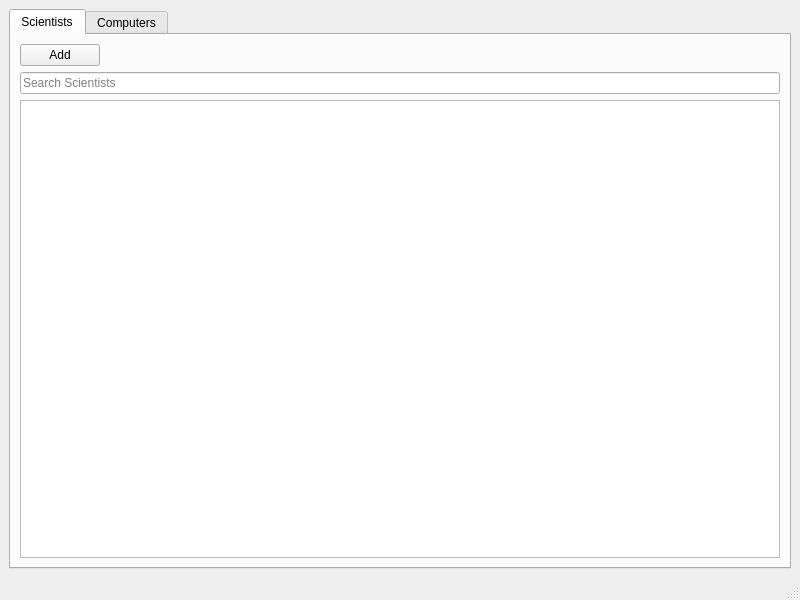
This is src/ui/mainwindow.ui in TheFightingMongeese/Vika3 as Qt 5 draws it before an edit. The edited form follows.
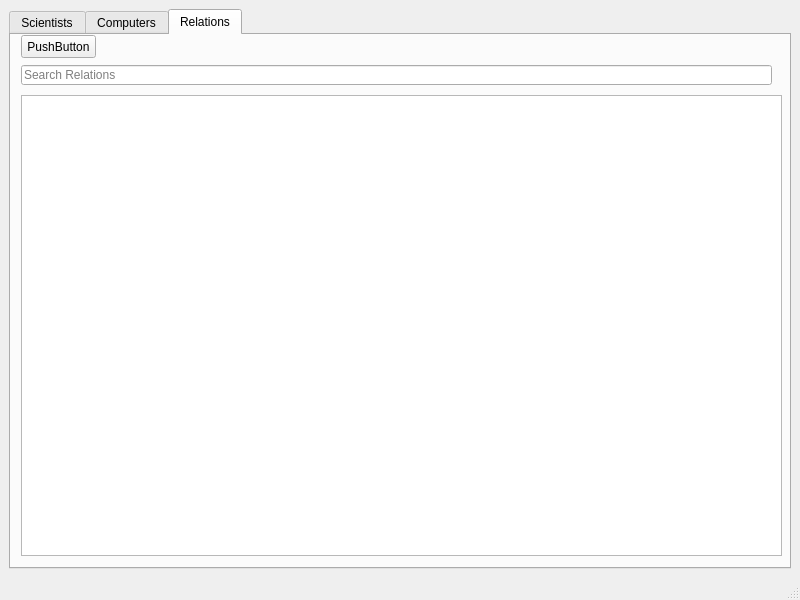
This is the edited form.

```diff
--- a/src/ui/mainwindow.ui
+++ b/src/ui/mainwindow.ui
@@ -18,7 +18,7 @@
     <item>
      <widget class="QTabWidget" name="Tabs">
       <property name="currentIndex">
-       <number>0</number>
+       <number>2</number>
       </property>
       <widget class="QWidget" name="TabScientist">
        <attribute name="title">
@@ -122,6 +122,47 @@
         </item>
        </layout>
       </widget>
+      <widget class="QWidget" name="tab">
+       <attribute name="title">
+        <string>Relations</string>
+       </attribute>
+       <widget class="QTableWidget" name="tableWidget">
+        <property name="geometry">
+         <rect>
+          <x>10</x>
+          <y>60</y>
+          <width>761</width>
+          <height>461</height>
+         </rect>
+        </property>
+       </widget>
+       <widget class="QLineEdit" name="SearchRelations">
+        <property name="geometry">
+         <rect>
+          <x>10</x>
+          <y>30</y>
+          <width>751</width>
+          <height>20</height>
+         </rect>
+        </property>
+        <property name="placeholderText">
+         <string>Search Relations</string>
+        </property>
+       </widget>
+       <widget class="QPushButton" name="BtnAddRelations">
+        <property name="geometry">
+         <rect>
+          <x>10</x>
+          <y>0</y>
+          <width>75</width>
+          <height>23</height>
+         </rect>
+        </property>
+        <property name="text">
+         <string>PushButton</string>
+        </property>
+       </widget>
+      </widget>
      </widget>
     </item>
    </layout>
```
Left out of the diff: 4 changed lines with no effect on the pictures.
